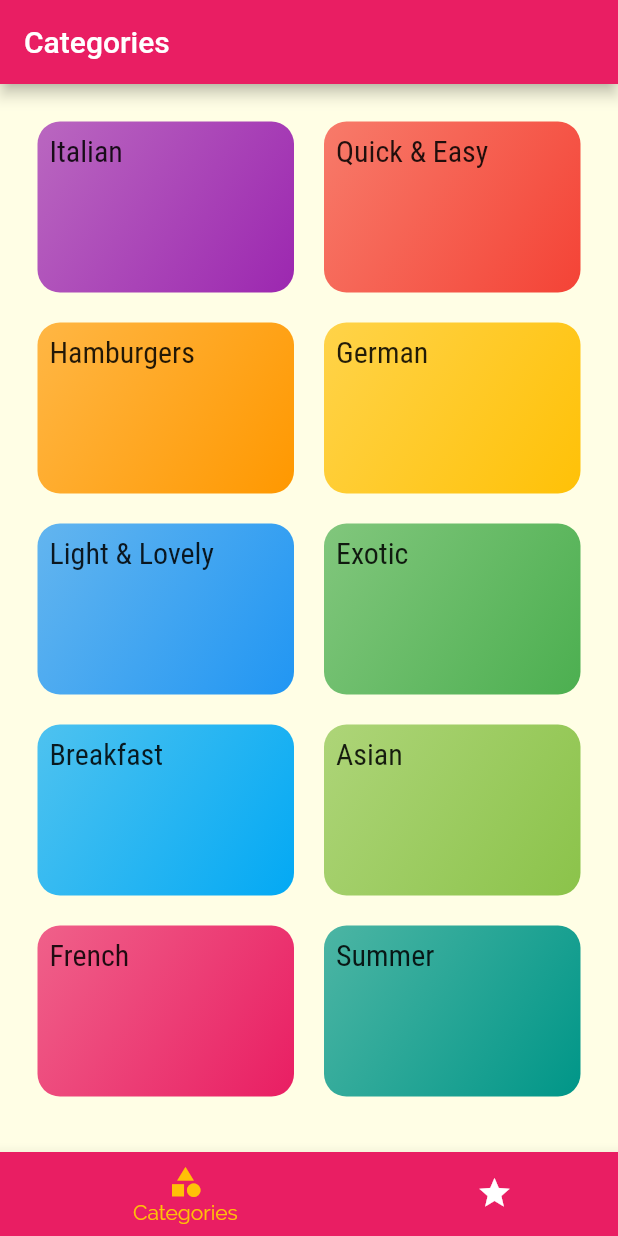
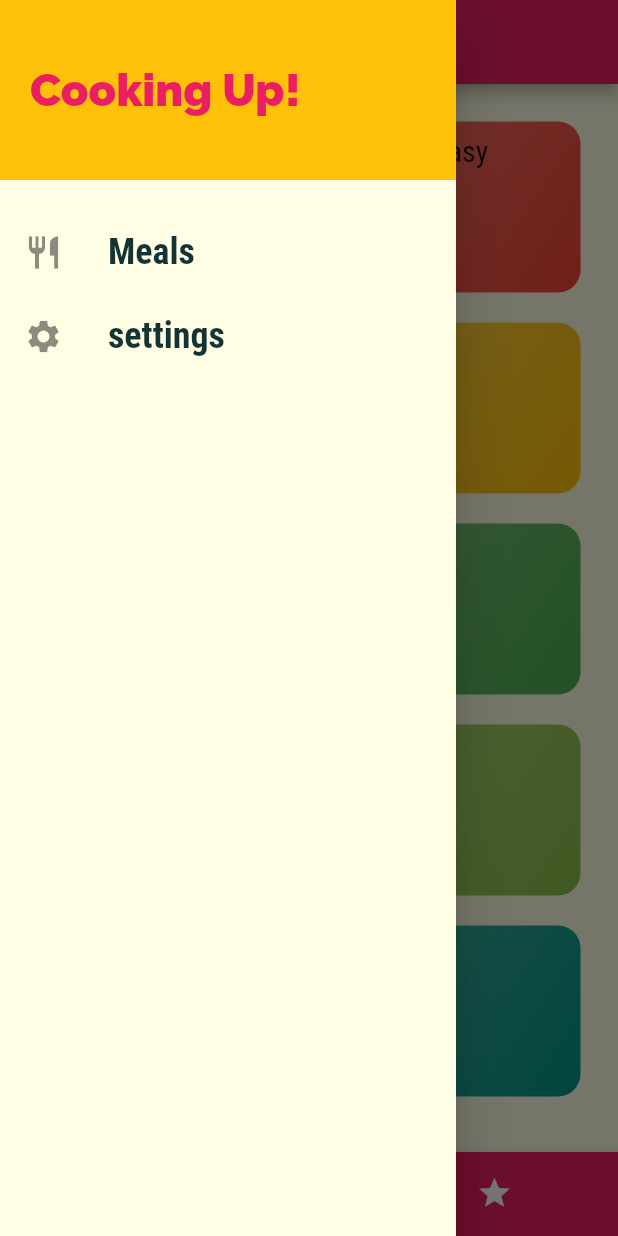
Before and after one commit to piyushlakheda/MealApp, a Flutter app: the screen it shows after launch, with the side drawer open (before the commit the screen has no drawer), on a phone screen of 412 x 824 dp. Run offline on Flutter 3.47's test engine with Material 2 defaults, Android fonts, the phone set to English and light mode, and no system bars.

Commit message:
added drawer

```diff
--- a/meal_app/lib/screen/tabs_screen.dart
+++ b/meal_app/lib/screen/tabs_screen.dart
@@ -3,6 +3,7 @@
 import 'package:flutter/material.dart';
 import 'package:meal_app/screen/categories_scree.dart';
 import 'package:meal_app/screen/favorites_screen.dart';
+import 'package:meal_app/widgets/main_drawer.dart';
 
 class TabsScreen extends StatefulWidget {
   @override
@@ -37,6 +38,7 @@ class _TabsScreenState extends State<TabsScreen> {
           _pages[_selectedPageIndex]['title'],
         ),
       ),
+      drawer: MainDrawer(),
       body: _pages[_selectedPageIndex]['page'],
       bottomNavigationBar: BottomNavigationBar(
         onTap: _selectPage,
--- /dev/null
+++ b/meal_app/lib/widgets/main_drawer.dart
@@ -0,0 +1,59 @@
+// ignore_for_file: prefer_const_constructors, use_key_in_widget_constructors
+
+import 'package:flutter/material.dart';
+
+class MainDrawer extends StatelessWidget {
+  Widget buildListTile(String title, IconData icon) {
+    return ListTile(
+      leading: Icon(
+        icon,
+        size: 26,
+      ),
+      title: Text(
+        title,
+        style: TextStyle(
+          fontFamily: 'RobotoCondensed',
+          fontSize: 24,
+          fontWeight: FontWeight.bold,
+        ),
+      ),
+      onTap: () {},
+    );
+  }
+
+  @override
+  Widget build(BuildContext context) {
+    return Drawer(
+      child: Column(
+        children: [
+          Container(
+            height: 120,
+            width: double.infinity,
+            padding: EdgeInsets.all(20),
+            alignment: Alignment.centerLeft,
+            color: Theme.of(context).accentColor,
+            child: Text(
+              'Cooking Up!',
+              style: TextStyle(
+                fontWeight: FontWeight.w900,
+                fontSize: 30,
+                color: Theme.of(context).primaryColor,
+              ),
+            ),
+          ),
+          SizedBox(
+            height: 20,
+          ),
+          buildListTile(
+            'Meals',
+            Icons.restaurant,
+          ),
+          buildListTile(
+            'settings',
+            Icons.settings,
+          ),
+        ],
+      ),
+    );
+  }
+}
```
